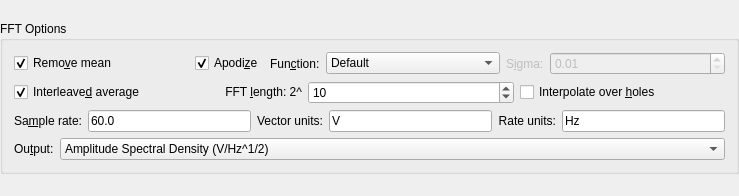
Qt form src/widgets/fftoptions.ui (Kst-plot/kst) before a commit.
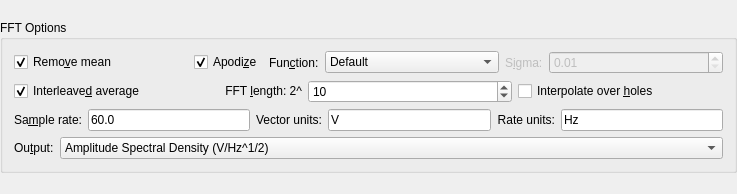
The same form after that commit.

Commit message: Enable/Disable fft length label along with spin box.

```diff
--- a/src/widgets/fftoptions.ui
+++ b/src/widgets/fftoptions.ui
@@ -6,8 +6,8 @@
    <rect>
     <x>0</x>
     <y>0</y>
-    <width>739</width>
-    <height>196</height>
+    <width>737</width>
+    <height>194</height>
    </rect>
   </property>
   <layout class="QGridLayout" name="gridLayout_2">
```
Left out of the diff: 2 changed lines with no effect on the pictures. The commit also changes 1 other file.
